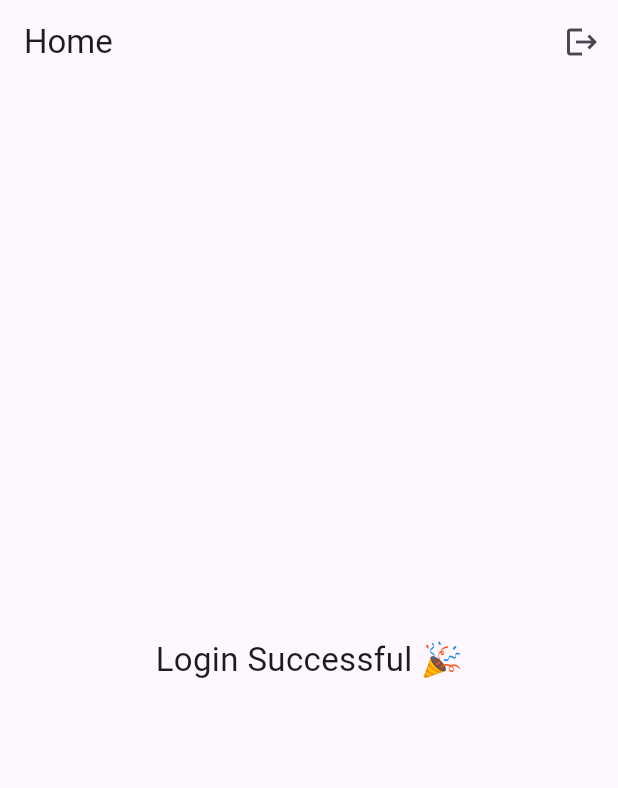
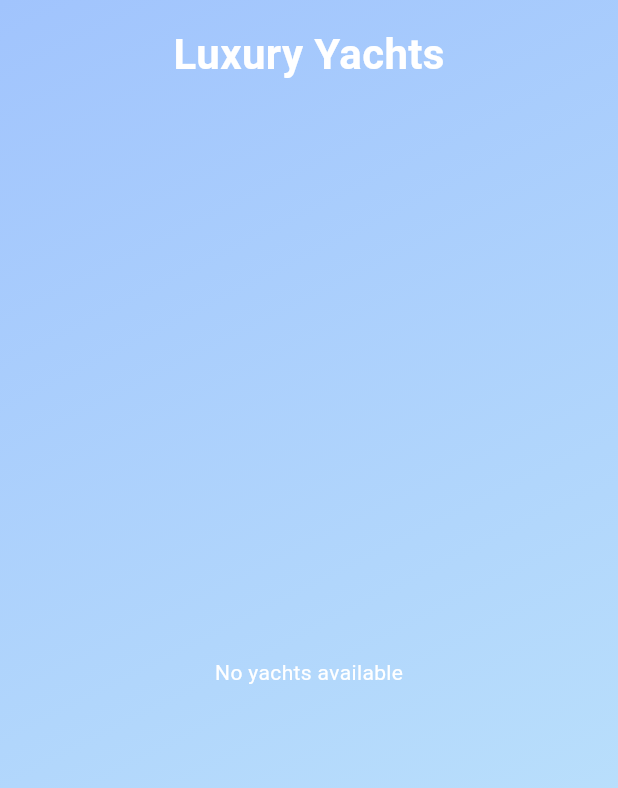
Before and after one commit to Zavyar-Riasat/Yacht-app, a Flutter app: the HomeScreen screen opened directly, on a phone screen of 412 x 824 dp. Shown: the top 788 px of the screen. Run offline on Flutter 3.47's test engine with Material 3 defaults, Android fonts, the phone set to English and light mode, and no system bars; our stand-ins replace cloud_firestore, firebase_auth, firebase_core; accounts and stored records are empty.

Commit message:
add authentication and yacht cards

```diff
--- a/lib/screens/home_screen.dart
+++ b/lib/screens/home_screen.dart
@@ -1,34 +1,104 @@
 import 'package:flutter/material.dart';
-import '../services/auth_service.dart';
-import 'login_screen.dart';
+import 'package:cloud_firestore/cloud_firestore.dart';
+import '../widgets/yacht_card.dart';
+import 'yacht_detail_screen.dart';
 
 class HomeScreen extends StatelessWidget {
-  HomeScreen({super.key}); // ❌ NO const
-
-  final AuthService authService = AuthService();
+  const HomeScreen({super.key});
 
   @override
   Widget build(BuildContext context) {
+    final width = MediaQuery.of(context).size.width;
+
+    // Responsive grid columns
+    int crossAxisCount = 1;
+    if (width > 600) crossAxisCount = 2;
+    if (width > 1000) crossAxisCount = 3;
+
     return Scaffold(
-      appBar: AppBar(
-        title: const Text("Home"),
-        actions: [
-          IconButton(
-            icon: const Icon(Icons.logout),
-            onPressed: () async {
-              await authService.logout();
-              Navigator.pushReplacement(
-                context,
-                MaterialPageRoute(builder: (_) => const LoginScreen()),
-              );
-            },
-          )
-        ],
-      ),
-      body: const Center(
-        child: Text(
-          "Login Successful 🎉",
-          style: TextStyle(fontSize: 22),
+      body: Container(
+        decoration: const BoxDecoration(
+          gradient: LinearGradient(
+            colors: [Color(0xffa1c4fd), Color(0xffc2e9fb)],
+            begin: Alignment.topLeft,
+            end: Alignment.bottomRight,
+          ),
+        ),
+        child: SafeArea(
+          child: Column(
+            children: [
+              const SizedBox(height: 16),
+              const Text(
+                "Luxury Yachts",
+                style: TextStyle(
+                    fontSize: 28,
+                    fontWeight: FontWeight.bold,
+                    color: Colors.white),
+              ),
+              const SizedBox(height: 16),
+              Expanded(
+                child: StreamBuilder(
+                  stream: FirebaseFirestore.instance
+                      .collection('yachts')
+                      .snapshots(),
+                  builder: (context, snapshot) {
+                    if (snapshot.connectionState == ConnectionState.waiting) {
+                      return const Center(child: CircularProgressIndicator());
+                    }
+
+                    if (!snapshot.hasData || snapshot.data!.docs.isEmpty) {
+                      return const Center(
+                          child: Text(
+                        "No yachts available",
+                        style: TextStyle(color: Colors.white),
+                      ));
+                    }
+
+                    final yachts = snapshot.data!.docs;
+
+                    return GridView.builder(
+                      padding: const EdgeInsets.all(10),
+                      gridDelegate: SliverGridDelegateWithFixedCrossAxisCount(
+                        crossAxisCount: crossAxisCount,
+                        childAspectRatio: 0.75,
+                      ),
+                      itemCount: yachts.length,
+                      itemBuilder: (context, index) {
+                        final data =
+                            yachts[index].data() as Map<String, dynamic>;
+
+                        return YachtCard(
+                          name: data['name'] ?? 'No Name',
+                          type: data['type'] ?? 'Unknown',
+                          location: data['location'] ?? 'Unknown',
+                          price: (data['pricePerDay'] ?? 0).toInt(),
+                          imageUrl:
+                              data['imageUrl'] ?? 'https://picsum.photos/500/300',
+                          onTap: () {
+                            Navigator.push(
+                              context,
+                              MaterialPageRoute(
+                                builder: (_) => YachtDetailScreen(
+                                  name: data['name'] ?? 'No Name',
+                                  type: data['type'] ?? 'Unknown',
+                                  location: data['location'] ?? 'Unknown',
+                                  price: (data['pricePerDay'] ?? 0).toInt(),
+                                  imageUrl: data['imageUrl'] ??
+                                      'https://picsum.photos/500/300',
+                                  description: data['description'] ??
+                                      'Luxury yacht with premium facilities.',
+                                ),
+                              ),
+                            );
+                          },
+                        );
+                      },
+                    );
+                  },
+                ),
+              ),
+            ],
+          ),
         ),
       ),
     );
--- /dev/null
+++ b/lib/screens/test_yachts_screen.dart
@@ -0,0 +1,32 @@
+import 'package:flutter/material.dart';
+import 'package:cloud_firestore/cloud_firestore.dart';
+
+class TestYachtsScreen extends StatelessWidget {
+  const TestYachtsScreen({super.key});
+
+  @override
+  Widget build(BuildContext context) {
+    return Scaffold(
+      appBar: AppBar(title: const Text('Test Yachts')),
+      body: StreamBuilder(
+        stream: FirebaseFirestore.instance.collection('yachts').snapshots(),
+        builder: (context, snapshot) {
+          if (!snapshot.hasData) return const Center(child: CircularProgressIndicator());
+
+          final yachts = snapshot.data!.docs;
+
+          return ListView.builder(
+            itemCount: yachts.length,
+            itemBuilder: (context, index) {
+              final yacht = yachts[index].data() as Map<String, dynamic>;
+              return ListTile(
+                title: Text(yacht['name'] ?? 'No Name'),
+                subtitle: Text('Type: ${yacht['type'] ?? 'Unknown'}'),
+              );
+            },
+          );
+        },
+      ),
+    );
+  }
+}
--- a/pubspec.yaml
+++ b/pubspec.yaml
@@ -31,9 +31,9 @@ dependencies:
   flutter:
     sdk: flutter
 
-  firebase_core: ^3.15.2
-  firebase_auth: ^5.7.0
-  cloud_firestore: ^5.5.0
+  firebase_core: ^4.3.0
+  firebase_auth: ^6.1.3
+  cloud_firestore: ^6.1.1
 
   # The following adds the Cupertino Icons font to your application.
   # Use with the CupertinoIcons class for iOS style icons.
```
Also changed, not shown: lib/main.dart (+6 -10 lines), lib/models/booking_model.dart (added, +39 -0 lines), lib/screens/yacht_detail_screen.dart (added, +206 -0 lines), lib/services/booking_service.dart (added, +13 -0 lines), lib/services/yacht_service.dart (added, +16 -0 lines), lib/widgets/yacht_card.dart (added, +106 -0 lines), firebase.json, lib/firebase_options.dart, pubspec.lock, 3 other files.
